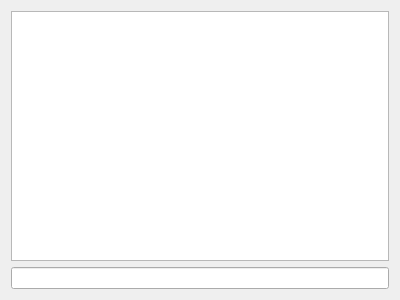
Thumperrr/Terraria_Server_Manager, file ServerTabWidget.ui: the form before one commit.
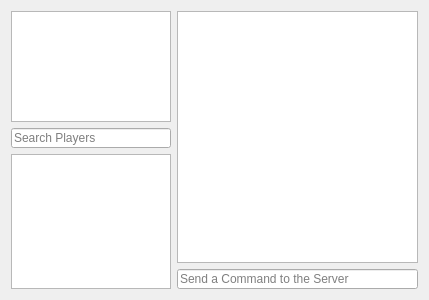
The form after the commit.

Commit message:
Modified ServerTabWidget; Added Utility namespace
Changed ServerTabWidget to include a QTextBrowser for world information,
and a QListWidget for connected players. These additions aren't yet
functional.

Created the namespace "Utility" for commonly used functions.
Functions added to Utility:
left - Returns everything left of a separator in a QString
right - Returns everything right of a separator in a QString
getDirectoryEntryList - Returns a QStringList with file names in a
directory.

```diff
--- a/ServerTabWidget.ui
+++ b/ServerTabWidget.ui
@@ -6,7 +6,7 @@
    <rect>
     <x>0</x>
     <y>0</y>
-    <width>400</width>
+    <width>429</width>
     <height>300</height>
    </rect>
   </property>
@@ -15,12 +15,82 @@
   </property>
   <layout class="QGridLayout" name="gridLayout">
    <item row="0" column="0">
+    <layout class="QVBoxLayout" name="verticalLayout_3">
+     <item>
+      <layout class="QVBoxLayout" name="verticalLayout_2">
+       <item>
+        <widget class="QTextBrowser" name="textBrowser_WorldInfo">
+         <property name="minimumSize">
+          <size>
+           <width>141</width>
+           <height>111</height>
+          </size>
+         </property>
+         <property name="maximumSize">
+          <size>
+           <width>175</width>
+           <height>111</height>
+          </size>
+         </property>
+        </widget>
+       </item>
+       <item>
+        <widget class="QLineEdit" name="lineEdit_SearchPlayers">
+         <property name="maximumSize">
+          <size>
+           <width>175</width>
+           <height>20</height>
+          </size>
+         </property>
+         <property name="inputMask">
+          <string/>
+         </property>
+         <property name="text">
+          <string/>
+         </property>
+         <property name="placeholderText">
+          <string>Search Players</string>
+         </property>
+        </widget>
+       </item>
+      </layout>
+     </item>
+     <item>
+      <widget class="QListWidget" name="listWidget_Players">
+       <property name="maximumSize">
+        <size>
+         <width>175</width>
+         <height>135</height>
+        </size>
+       </property>
+      </widget>
+     </item>
+    </layout>
+   </item>
+   <item row="0" column="1">
     <layout class="QVBoxLayout" name="verticalLayout">
      <item>
-      <widget class="QTextBrowser" name="textBrowser_ServerOutput"/>
+      <widget class="QTextBrowser" name="textBrowser_ServerOutput">
+       <property name="maximumSize">
+        <size>
+         <width>380</width>
+         <height>254</height>
+        </size>
+       </property>
+      </widget>
      </item>
      <item>
-      <widget class="QLineEdit" name="lineEdit_ServerInput"/>
+      <widget class="QLineEdit" name="lineEdit_ServerInput">
+       <property name="maximumSize">
+        <size>
+         <width>380</width>
+         <height>20</height>
+        </size>
+       </property>
+       <property name="placeholderText">
+        <string>Send a Command to the Server</string>
+       </property>
+      </widget>
      </item>
     </layout>
    </item>
```
Left out of the diff: 4 changed lines with no effect on the pictures. The commit also changes 11 other files.
